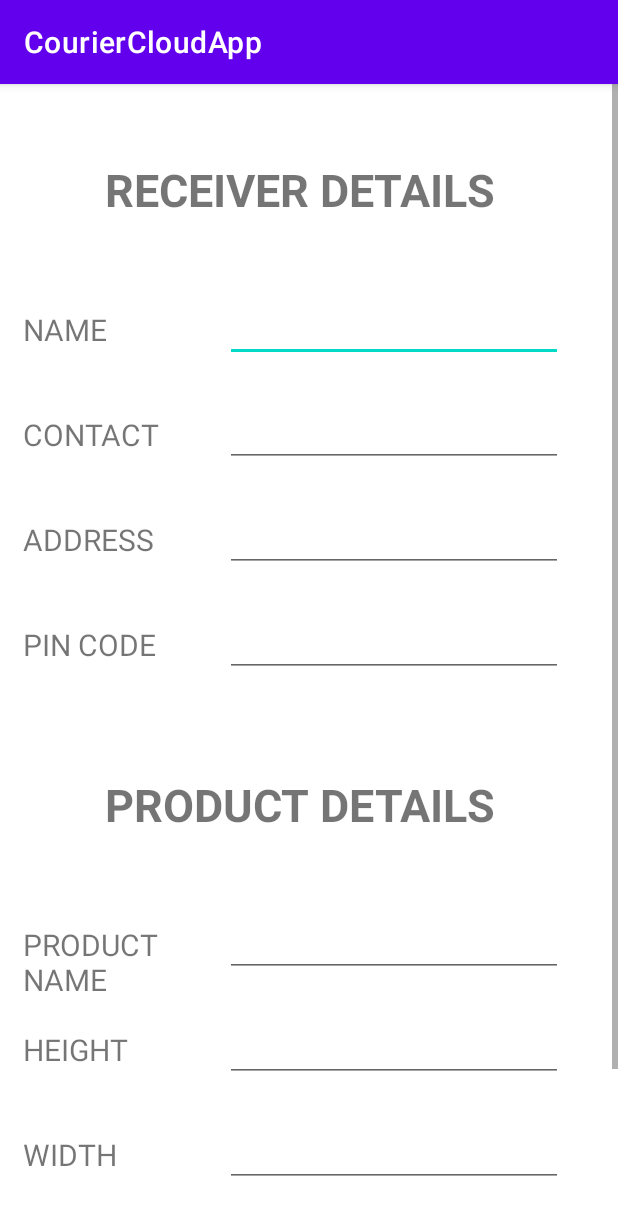
After one commit to narenoffl/Cloud-Based-Courier-AndroidApp, an Android app: the Schedule screen opened directly, with no data from a screen before it, on a phone screen of 412 x 824 dp. The commit adds this screen. Shown: the top 1215 px of the screen. Run offline under Robolectric (Android 15) with nearby library versions, the phone set to English and light mode, and no system bars.

Commit message:
ScheduledDelivery Activity

```diff
--- a/app/src/main/AndroidManifest.xml
+++ b/app/src/main/AndroidManifest.xml
@@ -9,7 +9,8 @@
         android:roundIcon="@mipmap/ic_launcher_round"
         android:supportsRtl="true"
         android:theme="@style/Theme.CourierCloudApp">
-        <activity android:name=".Signup"></activity>
+        <activity android:name=".Schedule"></activity>
+        <activity android:name=".Signup" />
         <activity android:name=".HomePage" />
         <activity android:name=".Login" />
         <activity android:name=".MainActivity">
--- a/app/src/main/java/com/example/couriercloudapp/HomePage.java
+++ b/app/src/main/java/com/example/couriercloudapp/HomePage.java
@@ -2,13 +2,29 @@ package com.example.couriercloudapp;
 
 import androidx.appcompat.app.AppCompatActivity;
 
+import android.content.Intent;
 import android.os.Bundle;
+import android.view.View;
+import android.widget.Button;
 
 public class HomePage extends AppCompatActivity {
+
+    Button scheduled_delivery;
 
     @Override
     protected void onCreate(Bundle savedInstanceState) {
         super.onCreate(savedInstanceState);
         setContentView(R.layout.activity_home_page);
+
+        scheduled_delivery = findViewById(R.id.buttonScheduled);
+        scheduled_delivery.setOnClickListener(new View.OnClickListener() {
+            @Override
+            public void onClick(View v) {
+                Intent scheduledDelView = new Intent(HomePage.this, Schedule.class);
+                startActivity(scheduledDelView);
+            }
+        });
+
+
     }
 }
--- /dev/null
+++ b/app/src/main/java/com/example/couriercloudapp/Schedule.java
@@ -0,0 +1,14 @@
+package com.example.couriercloudapp;
+
+import androidx.appcompat.app.AppCompatActivity;
+
+import android.os.Bundle;
+
+public class Schedule extends AppCompatActivity {
+
+    @Override
+    protected void onCreate(Bundle savedInstanceState) {
+        super.onCreate(savedInstanceState);
+        setContentView(R.layout.activity_schedule);
+    }
+}
--- a/app/src/main/res/layout/activity_home_page.xml
+++ b/app/src/main/res/layout/activity_home_page.xml
@@ -19,7 +19,7 @@
         app:layout_constraintVertical_bias="0.291" />
 
     <Button
-        android:id="@+id/button2"
+        android:id="@+id/buttonScheduled"
         android:layout_width="wrap_content"
         android:layout_height="wrap_content"
         android:layout_marginTop="92dp"
@@ -39,5 +39,5 @@
         app:layout_constraintEnd_toEndOf="parent"
         app:layout_constraintStart_toStartOf="parent"
         app:layout_constraintTop_toTopOf="@+id/button"
-        app:layout_constraintVertical_bias="0.601" />
+        app:layout_constraintVertical_bias="0.603" />
 </androidx.constraintlayout.widget.ConstraintLayout>
--- /dev/null
+++ b/app/src/main/res/layout/activity_schedule.xml
@@ -0,0 +1,206 @@
+<?xml version="1.0" encoding="utf-8"?>
+<ScrollView xmlns:android="http://schemas.android.com/apk/res/android"
+    xmlns:app="http://schemas.android.com/apk/res-auto"
+    xmlns:tools="http://schemas.android.com/tools"
+    android:layout_width="match_parent"
+    android:layout_height="match_parent"
+    tools:context=".Schedule">
+
+    <RelativeLayout
+        android:layout_width="wrap_content"
+        android:layout_height="wrap_content"
+        android:orientation="horizontal">
+
+        <TextView
+            android:id="@+id/textView5"
+            android:layout_width="280dp"
+            android:layout_height="40dp"
+            android:layout_marginStart="70dp"
+            android:layout_marginLeft="70dp"
+            android:layout_marginTop="50dp"
+            android:text="RECEIVER DETAILS"
+            android:textSize="30dp"
+            android:textStyle="bold" />
+
+        <TextView
+            android:id="@+id/textView6"
+            android:layout_width="100dp"
+            android:layout_height="45dp"
+            android:layout_marginStart="15dp"
+            android:layout_marginLeft="15dp"
+            android:layout_marginTop="150dp"
+            android:text="NAME"
+            android:textSize="20dp" />
+
+        <TextView
+            android:id="@+id/textView7"
+            android:layout_width="100dp"
+            android:layout_height="45dp"
+            android:layout_marginStart="15dp"
+            android:layout_marginLeft="15dp"
+            android:layout_marginTop="220dp"
+            android:text="CONTACT "
+            android:textSize="20dp" />
+
+        <TextView
+            android:id="@+id/textView8"
+            android:layout_width="100dp"
+            android:layout_height="45dp"
+            android:layout_marginStart="15dp"
+            android:layout_marginLeft="15dp"
+            android:layout_marginTop="290dp"
+            android:text="ADDRESS"
+            android:textSize="20dp" />
+
+        <TextView
+            android:id="@+id/textView10"
+            android:layout_width="100dp"
+            android:layout_height="45dp"
+            android:layout_marginStart="15dp"
+            android:layout_marginLeft="15dp"
+            android:layout_marginTop="360dp"
+            android:text="PIN CODE"
+            android:textSize="20dp" />
+
+        <EditText
+            android:id="@+id/editTextTextPersonName3"
+            android:layout_width="225dp"
+            android:layout_height="45dp"
+            android:layout_marginStart="150dp"
+            android:layout_marginLeft="150dp"
+            android:layout_marginTop="140dp"
+            android:ems="10"
+            android:inputType="textPersonName" />
+
+        <EditText
+            android:id="@+id/editTextTextPersonName4"
+            android:layout_width="225dp"
+            android:layout_height="45dp"
+            android:layout_marginStart="150dp"
+            android:layout_marginLeft="150dp"
+            android:layout_marginTop="210dp"
+            android:ems="10"
+            android:inputType="textPersonName" />
+
+        <EditText
+            android:id="@+id/editTextTextPostalAddress2"
+            android:layout_width="225dp"
+            android:layout_height="45dp"
+            android:layout_marginStart="150dp"
+            android:layout_marginLeft="150dp"
+            android:layout_marginTop="280dp"
+            android:ems="10"
+            android:inputType="textPostalAddress" />
+
+        <EditText
+            android:id="@+id/editTextTextPersonName7"
+            android:layout_width="225dp"
+            android:layout_height="45dp"
+            android:layout_marginStart="150dp"
+            android:layout_marginLeft="150dp"
+            android:layout_marginTop="350dp"
+            android:ems="10"
+            android:inputType="textPersonName" />
+
+        <TextView
+            android:id="@+id/textView11"
+            android:layout_width="280dp"
+            android:layout_height="40dp"
+            android:layout_marginStart="70dp"
+            android:layout_marginLeft="70dp"
+            android:layout_marginTop="460dp"
+            android:text="PRODUCT DETAILS"
+            android:textSize="30dp"
+            android:textStyle="bold" />
+
+        <TextView
+            android:id="@+id/textView13"
+            android:layout_width="100dp"
+            android:layout_height="45dp"
+            android:layout_marginStart="15dp"
+            android:layout_marginLeft="15dp"
+            android:layout_marginTop="560dp"
+            android:text="PRODUCT NAME"
+            android:textSize="20dp" />
+
+        <TextView
+            android:id="@+id/textView14"
+            android:layout_width="100dp"
+            android:layout_height="45dp"
+            android:layout_marginStart="15dp"
+            android:layout_marginLeft="15dp"
+            android:layout_marginTop="630dp"
+            android:text="HEIGHT"
+            android:textSize="20dp" />
+
+        <TextView
+            android:id="@+id/textView15"
+            android:layout_width="100dp"
+            android:layout_height="45dp"
+            android:layout_marginStart="15dp"
+            android:layout_marginLeft="15dp"
+            android:layout_marginTop="700dp"
+            android:text="WIDTH"
+            android:textSize="20dp" />
+
+        <EditText
+            android:id="@+id/editTextTextPersonName10"
+            android:layout_width="225dp"
+            android:layout_height="45dp"
+            android:layout_marginStart="150dp"
+            android:layout_marginLeft="150dp"
+            android:layout_marginTop="690dp"
+            android:ems="10"
+            android:inputType="textPersonName" />
+
+        <EditText
+            android:id="@+id/editTextTextPersonName9"
+            android:layout_width="225dp"
+            android:layout_height="45dp"
+            android:layout_marginStart="150dp"
+            android:layout_marginLeft="150dp"
+            android:layout_marginTop="620dp"
+            android:ems="10"
+            android:inputType="textPersonName" />
+
+        <EditText
+            android:id="@+id/editTextTextPersonName8"
+            android:layout_width="225dp"
+            android:layout_height="45dp"
+            android:layout_marginStart="150dp"
+            android:layout_marginLeft="150dp"
+            android:layout_marginTop="550dp"
+            android:ems="10"
+            android:inputType="textPersonName" />
+
+        <TextView
+            android:id="@+id/textView16"
+            android:layout_width="100dp"
+            android:layout_height="45dp"
+            android:layout_marginStart="15dp"
+            android:layout_marginLeft="15dp"
+            android:layout_marginTop="770dp"
+            android:text="DELIVERY DATE"
+            android:textSize="20dp" />
+
+        <EditText
+            android:id="@+id/editTextDate"
+            android:layout_width="225dp"
+            android:layout_height="45dp"
+            android:layout_marginStart="150dp"
+            android:layout_marginLeft="150dp"
+            android:layout_marginTop="760dp"
+            android:ems="10"
+            android:inputType="date" />
+
+        <Button
+            android:id="@+id/button2"
+            android:layout_width="wrap_content"
+            android:layout_height="wrap_content"
+            android:layout_marginStart="150dp"
+            android:layout_marginLeft="150dp"
+            android:layout_marginTop="850dp"
+            android:text="Continue" />
+
+    </RelativeLayout>
+</ScrollView>
```
